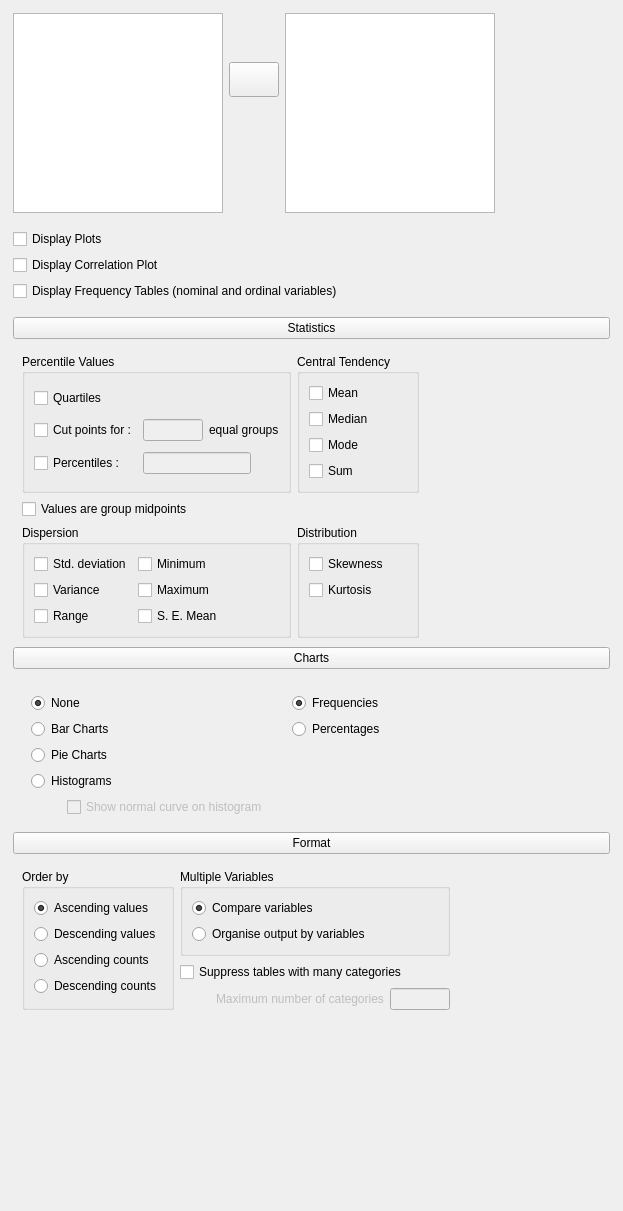
jasp-stats/jasp-desktop, file JASP-Desktop/analysisforms/descriptivesform.ui: the form before one commit.
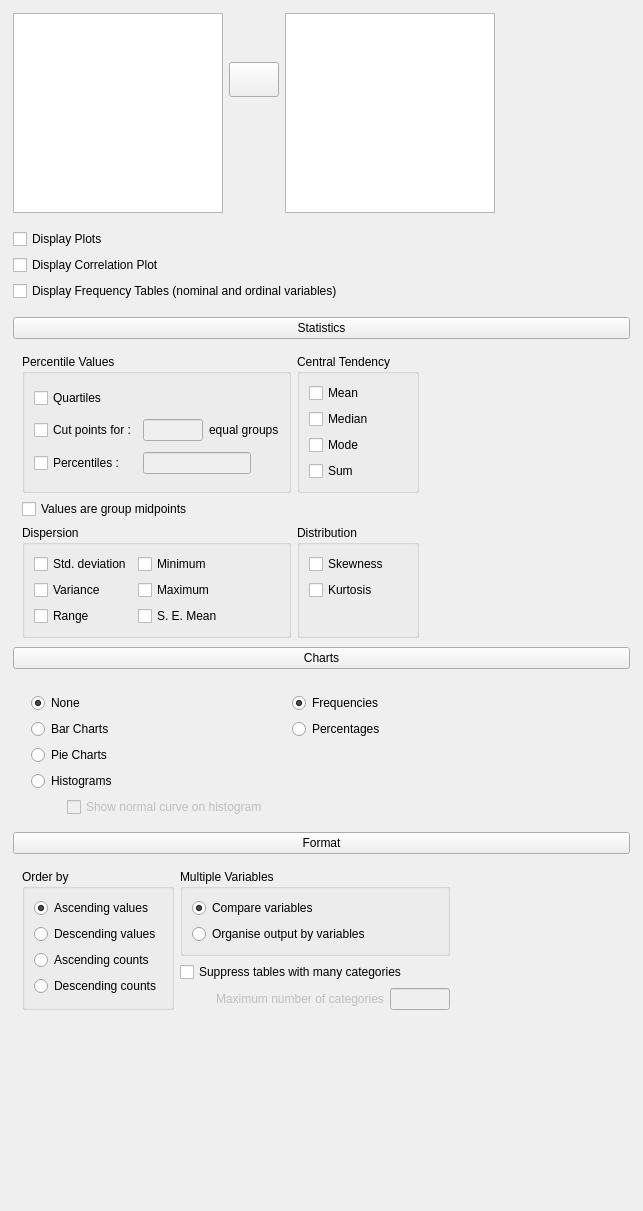
The form after the commit. Custom widgets are drawn as their Qt base class.

Diff of the .ui file:
```diff
--- a/JASP-Desktop/analysisforms/descriptivesform.ui
+++ b/JASP-Desktop/analysisforms/descriptivesform.ui
@@ -6,12 +6,12 @@
    <rect>
     <x>0</x>
     <y>0</y>
-    <width>623</width>
+    <width>643</width>
     <height>1211</height>
    </rect>
   </property>
   <property name="sizePolicy">
-   <sizepolicy hsizetype="Expanding" vsizetype="Preferred">
+   <sizepolicy hsizetype="Fixed" vsizetype="Preferred">
     <horstretch>0</horstretch>
     <verstretch>0</verstretch>
    </sizepolicy>
@@ -182,7 +182,7 @@
        <widget class="QWidget" name="widget_6" native="true">
         <property name="minimumSize">
          <size>
-          <width>100</width>
+          <width>120</width>
           <height>0</height>
          </size>
         </property>
```
